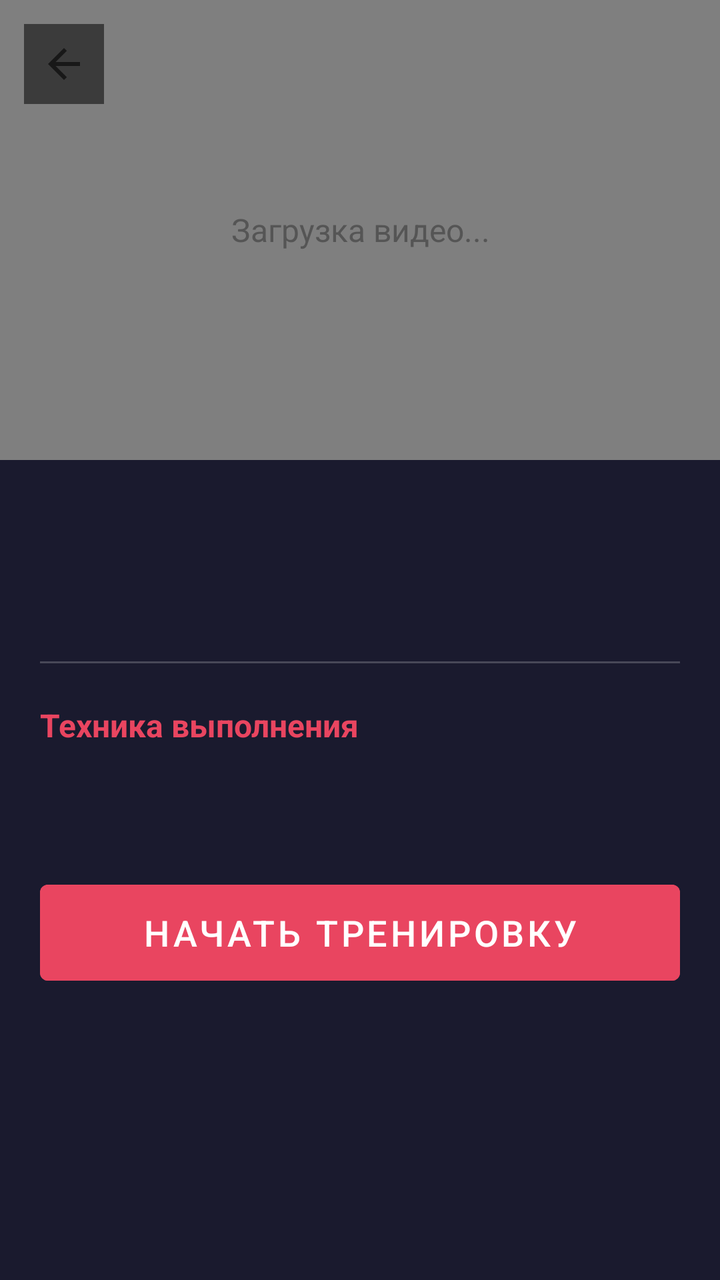
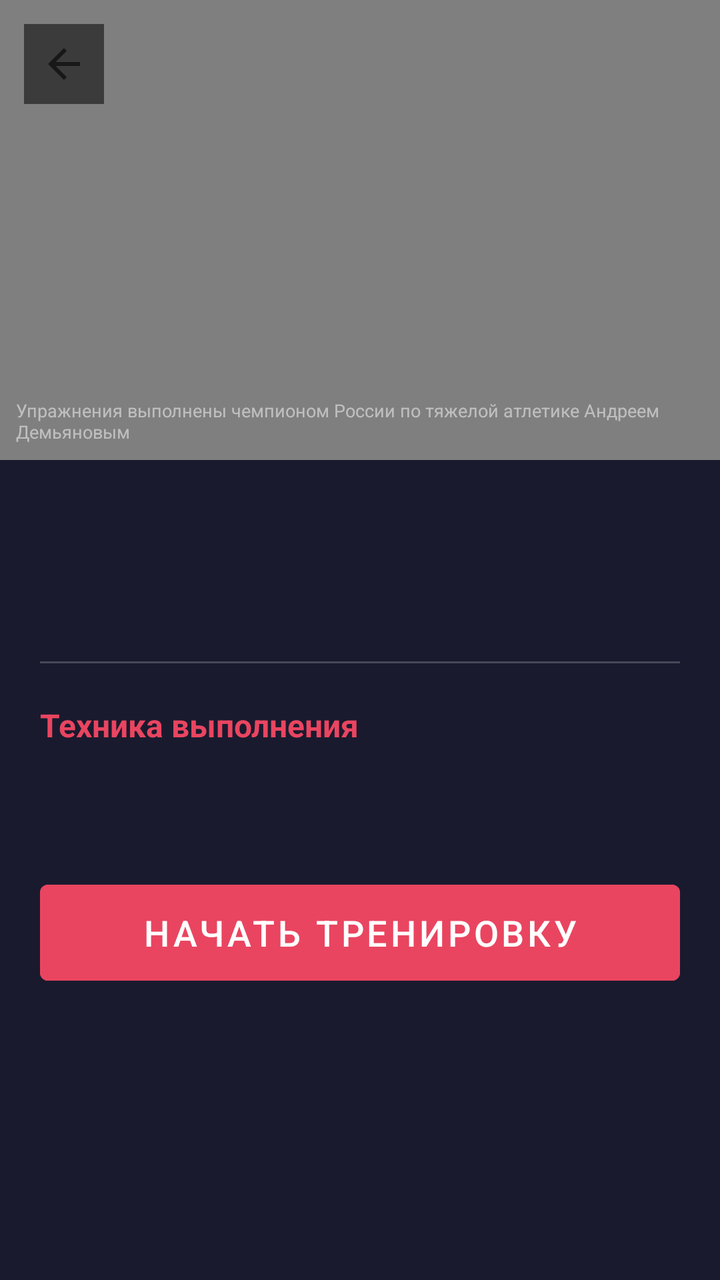

Screens rendered from an Android XML layout before and after an edit, with the pre-edit source and the edit as a unified diff.
<!-- AndroidManifest.xml: activity theme Theme.Personaltrainer.NoActionBar -->
<!-- res/layout/activity_exercise_detail.xml -->
<?xml version="1.0" encoding="utf-8"?>
<androidx.core.widget.NestedScrollView xmlns:android="http://schemas.android.com/apk/res/android"
    xmlns:app="http://schemas.android.com/apk/res-auto"
    android:id="@+id/scrollViewDetail"
    android:layout_width="match_parent"
    android:layout_height="match_parent"
    android:background="@color/background_dark"
    android:fillViewport="true">

    <LinearLayout
        android:layout_width="match_parent"
        android:layout_height="wrap_content"
        android:orientation="vertical">

        <FrameLayout
            android:layout_width="match_parent"
            android:layout_height="230dp"
            android:background="@color/black">

            <VideoView
                android:id="@+id/videoView"
                android:layout_width="match_parent"
                android:layout_height="match_parent"
                android:layout_gravity="center" />

            <TextView
                android:layout_width="match_parent"
                android:layout_height="match_parent"
                android:gravity="center"
                android:text="@string/detail_loading"
                android:textColor="@color/loading_text"
                android:textSize="16sp" />

            <ImageView
                android:id="@+id/btnDetailBack"
                android:layout_width="wrap_content"
                android:layout_height="wrap_content"
                android:layout_gravity="top|start"
                android:layout_margin="12dp"
                android:padding="8dp"
                android:src="@drawable/arrow_back"
                android:background="@color/overlay_black"
                android:clickable="true"
                android:focusable="true"
                android:contentDescription="@string/btn_back" />

        </FrameLayout>

        <LinearLayout
            android:layout_width="match_parent"
            android:layout_height="wrap_content"
            android:orientation="vertical"
            android:padding="20dp">

            <TextView
                android:id="@+id/tvDetailTitle"
                android:layout_width="wrap_content"
                android:layout_height="wrap_content"
                android:layout_marginBottom="8dp"
                android:textColor="@color/white"
                android:textSize="26sp"
                android:textStyle="bold" />

            <TextView
                android:id="@+id/tvDetailMeta"
                android:layout_width="wrap_content"
                android:layout_height="wrap_content"
                android:layout_marginBottom="20dp"
                android:textColor="@color/primary"
                android:textSize="13sp" />

            <View
                android:layout_width="match_parent"
                android:layout_height="1dp"
                android:layout_marginBottom="20dp"
                android:background="@color/divider_light" />

            <TextView
                android:layout_width="wrap_content"
                android:layout_height="wrap_content"
                android:layout_marginBottom="12dp"
                android:text="@string/detail_technique"
                android:textColor="@color/primary"
                android:textSize="16sp"
                android:textStyle="bold" />

            <TextView
                android:id="@+id/tvDetailDescription"
                android:layout_width="match_parent"
                android:layout_height="wrap_content"
                android:layout_marginBottom="32dp"
                android:lineSpacingMultiplier="1.6"
                android:textColor="@color/detail_description"
                android:textSize="14sp" />

            <Button
                android:id="@+id/btnStartExercise"
                android:layout_width="match_parent"
                android:layout_height="60dp"
                android:layout_marginBottom="16dp"
                android:backgroundTint="@color/primary"
                android:text="@string/start_workout"
                android:textColor="@color/white"
                android:textSize="18sp" />

        </LinearLayout>

    </LinearLayout>

</androidx.core.widget.NestedScrollView>
<!-- resources referenced by this layout -->
<resources>
  <color name="background_dark">#1A1A2E</color>
  <color name="black">#FF000000</color>
  <color name="detail_description">#DDDDDD</color>
  <color name="divider_light">#33FFFFFF</color>
  <color name="loading_text">#555555</color>
  <color name="overlay_black">#88000000</color>
  <color name="primary">#E94560</color>
  <color name="white">#FFFFFFFF</color>
  <!-- drawable arrow_back (drawable) -->
  <vector xmlns:android="http://schemas.android.com/apk/res/android"
      android:width="24dp"
      android:height="24dp"
      android:viewportWidth="960"
      android:viewportHeight="960"
      android:tint="?attr/colorControlNormal"
      android:autoMirrored="true">
    <path
        android:fillColor="@android:color/white"
        android:pathData="M313,520L537,744L480,800L160,480L480,160L537,216L313,440L800,440L800,520L313,520Z"/>
  </vector>
  <string name="btn_back">← Назад</string>
  <string name="detail_loading">Загрузка видео...</string>
  <string name="detail_technique">Техника выполнения</string>
  <string name="start_workout">Начать тренировку</string>
  <style name="Theme.Personaltrainer.NoActionBar">
          <item name="android:windowFullscreen">true</item>
      </style>
</resources>

<!-- the commit's change to res/layout/activity_exercise_detail.xml (unified diff, before → after) -->
@@ -23,14 +23,6 @@
                 android:layout_height="match_parent"
                 android:layout_gravity="center" />
 
-            <TextView
-                android:layout_width="match_parent"
-                android:layout_height="match_parent"
-                android:gravity="center"
-                android:text="@string/detail_loading"
-                android:textColor="@color/loading_text"
-                android:textSize="16sp" />
-
             <ImageView
                 android:id="@+id/btnDetailBack"
                 android:layout_width="wrap_content"
@@ -43,6 +35,15 @@
                 android:clickable="true"
                 android:focusable="true"
                 android:contentDescription="@string/btn_back" />
+
+            <TextView
+                android:layout_width="wrap_content"
+                android:layout_height="wrap_content"
+                android:layout_gravity="bottom|end"
+                android:layout_margin="8dp"
+                android:text="@string/trainer"
+                android:textColor="#80FFFFFF"
+                android:textSize="9sp" />
 
         </FrameLayout>
 
<!-- resource entries referenced after the edit -->
@@ -4,7 +4,6 @@
   <color name="black">#FF000000</color>
   <color name="detail_description">#DDDDDD</color>
   <color name="divider_light">#33FFFFFF</color>
-  <color name="loading_text">#555555</color>
   <color name="overlay_black">#88000000</color>
   <color name="primary">#E94560</color>
   <color name="white">#FFFFFFFF</color>
@@ -21,9 +20,9 @@
         android:pathData="M313,520L537,744L480,800L160,480L480,160L537,216L313,440L800,440L800,520L313,520Z"/>
   </vector>
   <string name="btn_back">← Назад</string>
-  <string name="detail_loading">Загрузка видео...</string>
   <string name="detail_technique">Техника выполнения</string>
   <string name="start_workout">Начать тренировку</string>
+  <string name="trainer">Упражнения выполнены чемпионом России по тяжелой атлетике Андреем Демьяновым</string>
   <style name="Theme.Personaltrainer.NoActionBar">
           <item name="android:windowFullscreen">true</item>
       </style>
